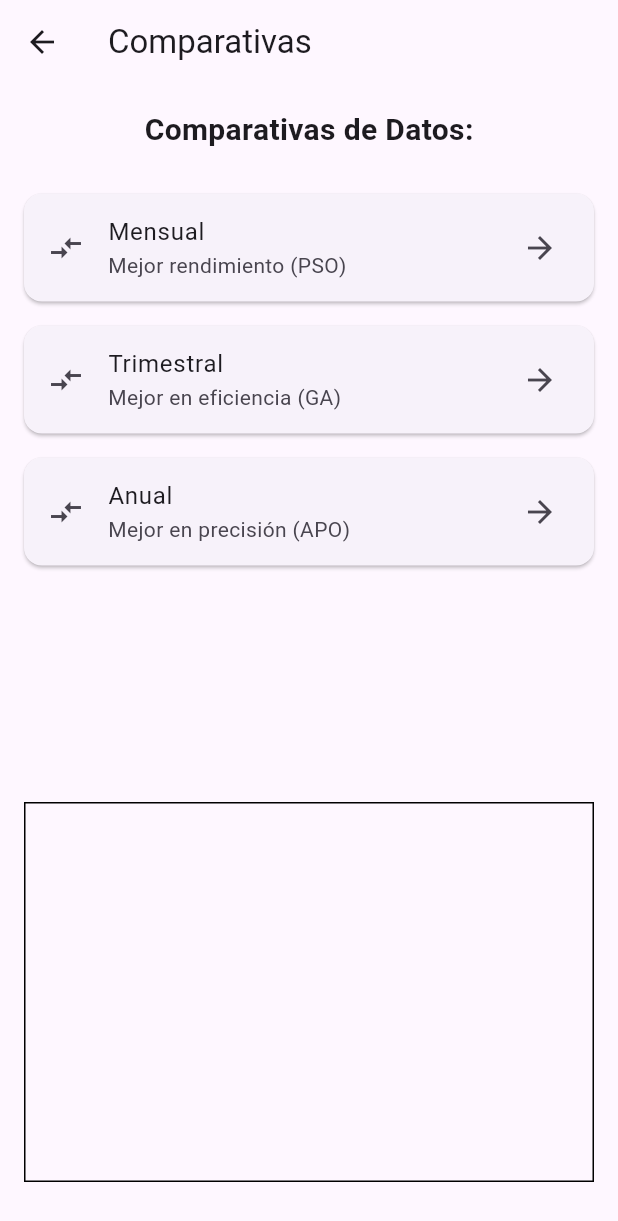
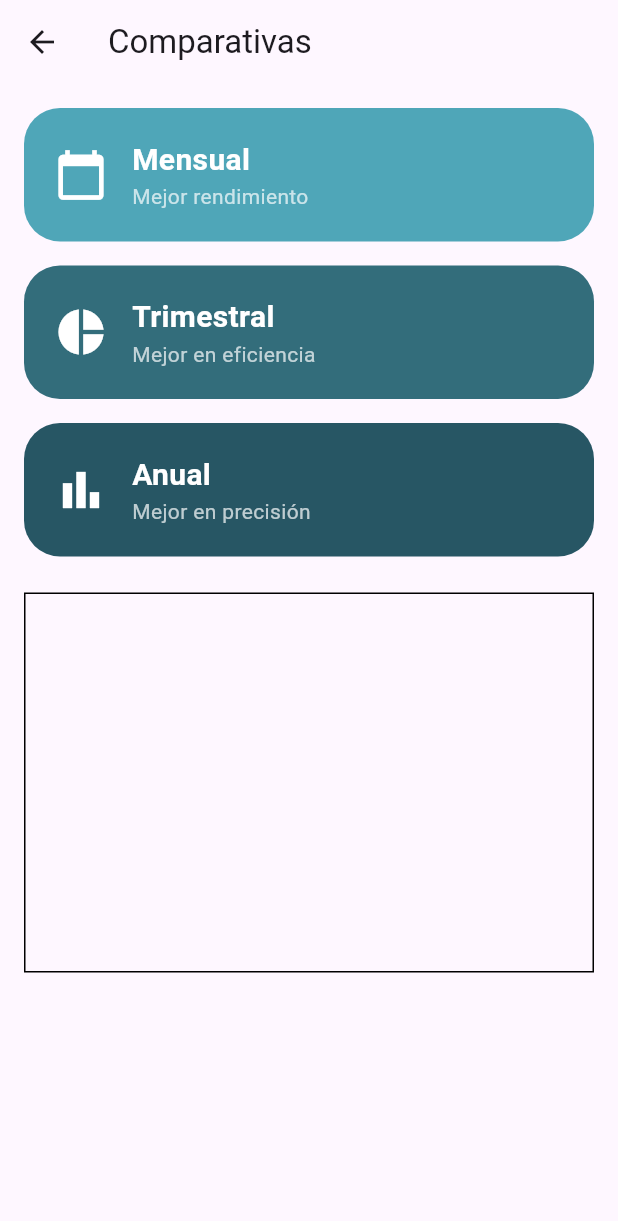
Before and after one commit to Javier-Rivera2311/Eventos_cari_tipe3, a Flutter app: the IngresosYGastosScreen screen opened directly, after a tap on "Comparativas", on a phone screen of 412 x 824 dp. Shown: the top 1221 px of the screen. Run offline on Flutter 3.47's test engine with Material 3 defaults, Android fonts, the phone set to English and light mode, and no system bars; drawn by our look-alikes of fl_chart; our stand-ins replace google_nav_bar.

Commit message:
Cambios visuales en Ingresos y gastos

```diff
--- a/lib/screens/IngresosYgastos.dart
+++ b/lib/screens/IngresosYgastos.dart
@@ -29,55 +29,92 @@ class _IngresosYGastosScreenState extends State<IngresosYGastosScreen> {
       appBar: AppBar(
         title: const Text('Ingresos y Gastos'),
       ),
-      body: Center(
-        child: Column(
-          mainAxisSize: MainAxisSize.min,
-          crossAxisAlignment: CrossAxisAlignment.center,
-          children: [
-            ElevatedButton(
-              onPressed: () {
-                Navigator.push(
+      body: VistaBotonesBonitos(
+        onComparativas: () => Navigator.push(
           context,
           MaterialPageRoute(
-                    builder: (context) =>
-                        ComparativasScreen(movimientos: movimientos),
+            builder: (_) => ComparativasScreen(movimientos: movimientos),
           ),
-                );
-              },
-              child: const Text('Comparativas'),
         ),
-            const SizedBox(height: 16),
-            ElevatedButton(
-              onPressed: () {
-                Navigator.push(
+        onFormulario: () => Navigator.push(
           context,
           MaterialPageRoute(
-                    builder: (context) => FormularioDeRegistrosScreen(
+            builder: (_) => FormularioDeRegistrosScreen(
               agregarMovimiento: _agregarMovimiento,
               eliminarMovimiento: _eliminarMovimiento,
               movimientos: movimientos,
             ),
           ),
-                );
-              },
-              child: const Text('Formulario de Registros'),
         ),
-            const SizedBox(height: 16),
-            ElevatedButton(
-              onPressed: () {
-                Navigator.push(
+        onReporte: () => Navigator.push(
           context,
           MaterialPageRoute(
-                    builder: (context) =>
-                        ReporteFinancieroScreen(movimientos: movimientos),
+            builder: (_) => ReporteFinancieroScreen(movimientos: movimientos),
+          ),
+        ),
       ),
     );
-              },
-              child: const Text('Reporte Financiero'),
+  }
+}
+
+class VistaBotonesBonitos extends StatelessWidget {
+  final VoidCallback onComparativas;
+  final VoidCallback onFormulario;
+  final VoidCallback onReporte;
+
+  const VistaBotonesBonitos({
+    super.key,
+    required this.onComparativas,
+    required this.onFormulario,
+    required this.onReporte,
+  });
+
+  Widget _buildBoton(Color color, IconData icon, String titulo,
+      String subtitulo, VoidCallback onPressed) {
+    return GestureDetector(
+      onTap: onPressed,
+      child: Container(
+        margin: const EdgeInsets.symmetric(vertical: 10, horizontal: 20),
+        padding: const EdgeInsets.all(20),
+        decoration: BoxDecoration(
+          color: color,
+          borderRadius: BorderRadius.circular(24),
+        ),
+        child: Row(
+          children: [
+            Icon(icon, color: Colors.white, size: 40),
+            const SizedBox(width: 20),
+            Column(
+              crossAxisAlignment: CrossAxisAlignment.start,
+              children: [
+                Text(titulo,
+                    style: const TextStyle(
+                        color: Colors.white,
+                        fontSize: 18,
+                        fontWeight: FontWeight.bold)),
+                Text(subtitulo,
+                    style:
+                        const TextStyle(color: Colors.white70, fontSize: 12)),
+              ],
             ),
           ],
         ),
       ),
+    );
+  }
+
+  @override
+  Widget build(BuildContext context) {
+    return ListView(
+      padding: const EdgeInsets.symmetric(vertical: 40),
+      children: [
+        _buildBoton(Colors.teal.shade600, Icons.bar_chart, 'Comparativas',
+            'Lineas', onComparativas),
+        _buildBoton(Colors.teal.shade800, Icons.receipt_long,
+            'Formulario de Registro', '', onFormulario),
+        _buildBoton(Colors.teal.shade900, Icons.insert_chart,
+            'Reporte Financiero', '', onReporte),
+      ],
     );
   }
 }
@@ -158,21 +195,32 @@ class _FormularioDeRegistrosScreenState
     return Scaffold(
       appBar: AppBar(
         title: const Text('Formulario de Registros'),
+        backgroundColor: Colors.teal,
       ),
-      body: Padding(
+      body: SingleChildScrollView(
+        child: Padding(
           padding: const EdgeInsets.all(16.0),
           child: Column(
             children: [
-            Form(
+              Card(
+                elevation: 6,
+                shape: RoundedRectangleBorder(
+                  borderRadius: BorderRadius.circular(16),
+                ),
+                child: Padding(
+                  padding: const EdgeInsets.all(16.0),
+                  child: Form(
                     key: _formKey,
                     child: Column(
-                crossAxisAlignment: CrossAxisAlignment.start,
                       children: [
                         TextFormField(
                           controller: _descripcionController,
-                    decoration: const InputDecoration(
+                          decoration: InputDecoration(
                             labelText: 'Descripción',
                             hintText: 'Ejemplo: Compra de combustible',
+                            border: OutlineInputBorder(
+                              borderRadius: BorderRadius.circular(12),
+                            ),
                           ),
                           validator: (value) {
                             if (value == null || value.isEmpty) {
@@ -184,9 +232,12 @@ class _FormularioDeRegistrosScreenState
                         const SizedBox(height: 16),
                         TextFormField(
                           controller: _montoController,
-                    decoration: const InputDecoration(
+                          decoration: InputDecoration(
                             labelText: 'Monto (CLP)',
                             hintText: 'Ejemplo: 1000 (ingreso) o -500 (gasto)',
+                            border: OutlineInputBorder(
+                              borderRadius: BorderRadius.circular(12),
+                            ),
                           ),
                           keyboardType: TextInputType.number,
                           validator: (value) {
@@ -202,7 +253,12 @@ class _FormularioDeRegistrosScreenState
                         const SizedBox(height: 16),
                         DropdownButtonFormField<String>(
                           value: _categoria,
-                    decoration: const InputDecoration(labelText: 'Categoría'),
+                          decoration: InputDecoration(
+                            labelText: 'Categoría',
+                            border: OutlineInputBorder(
+                              borderRadius: BorderRadius.circular(12),
+                            ),
+                          ),
                           items: _categorias.map((categoria) {
                             return DropdownMenuItem<String>(
                               value: categoria,
@@ -222,11 +278,26 @@ class _FormularioDeRegistrosScreenState
                           },
                         ),
                         const SizedBox(height: 20),
-                  ElevatedButton(
+                        SizedBox(
+                          width: double.infinity,
+                          child: ElevatedButton(
+                            style: ElevatedButton.styleFrom(
+                              backgroundColor: Colors.teal,
+                              shape: RoundedRectangleBorder(
+                                borderRadius: BorderRadius.circular(12),
+                              ),
+                              padding: const EdgeInsets.symmetric(vertical: 14),
+                            ),
                             onPressed: _guardarRegistro,
-                    child: const Text('Guardar Registro'),
+                            child: const Text(
+                              'Guardar Registro',
+                              style: TextStyle(fontSize: 16),
+                            ),
+                          ),
                         ),
                       ],
+                    ),
+                  ),
                 ),
               ),
               const SizedBox(height: 20),
@@ -235,28 +306,29 @@ class _FormularioDeRegistrosScreenState
                 style: TextStyle(fontSize: 18, fontWeight: FontWeight.bold),
               ),
               const SizedBox(height: 10),
-            Expanded(
-              child: transacciones.isEmpty
-                  ? const Center(child: Text('No hay movimientos aún.'))
-                  : ListView.builder(
+              ListView.builder(
+                shrinkWrap: true,
+                physics: const NeverScrollableScrollPhysics(),
                 itemCount: transacciones.length,
                 itemBuilder: (context, index) {
                   final mov = transacciones[index];
                   final DateTime fecha = mov['fecha'];
-                        final String tipo =
-                            mov['monto'] >= 0 ? 'Ingreso' : 'Gasto';
+                  final String tipo = mov['monto'] >= 0 ? 'Ingreso' : 'Gasto';
 
                   return Card(
+                    elevation: 4,
+                    shape: RoundedRectangleBorder(
+                      borderRadius: BorderRadius.circular(12),
+                    ),
                     child: ListTile(
                       title: Text(mov['descripcion']),
                       subtitle: Text(
-                                '$tipo - ${mov['categoria']} - ${fecha.day}/${fecha.month}/${fecha.year}'),
+                        '$tipo - ${mov['categoria']} - ${fecha.day}/${fecha.month}/${fecha.year}',
+                      ),
                       trailing: Text(
                         '\$${mov['monto'].toStringAsFixed(2)}',
                         style: TextStyle(
-                                color: mov['monto'] >= 0
-                                    ? Colors.green
-                                    : Colors.red,
+                          color: mov['monto'] >= 0 ? Colors.green : Colors.red,
                           fontWeight: FontWeight.bold,
                         ),
                       ),
@@ -269,8 +341,7 @@ class _FormularioDeRegistrosScreenState
                                 '¿Estás seguro de eliminar este movimiento?'),
                             actions: [
                               TextButton(
-                                      onPressed: () =>
-                                          Navigator.pop(ctx, false),
+                                onPressed: () => Navigator.pop(ctx, false),
                                 child: const Text('Cancelar'),
                               ),
                               TextButton(
@@ -283,6 +354,7 @@ class _FormularioDeRegistrosScreenState
 
                         if (confirm == true) {
                           widget.eliminarMovimiento(mov);
+                          setState(() {});
                           ScaffoldMessenger.of(context).showSnackBar(
                             const SnackBar(
                                 content: Text('Movimiento eliminado')),
@@ -293,8 +365,8 @@ class _FormularioDeRegistrosScreenState
                   );
                 },
               ),
+            ],
           ),
-          ],
         ),
       ),
     );
@@ -336,14 +408,12 @@ class _ComparativasScreenState extends State<ComparativasScreen> {
       double monto = movimiento['monto'];
       DateTime fecha = movimiento['fecha'];
       if (monto > 0) {
-        // Ingreso
         if (fecha.month <= 3) {
           ingresosMensuales += monto;
           ingresosTrimestrales += monto;
           ingresosAnuales += monto;
         }
       } else {
-        // Gasto
         if (fecha.month <= 3) {
           gastosMensuales += monto;
           gastosTrimestrales += monto;
@@ -353,49 +423,54 @@ class _ComparativasScreenState extends State<ComparativasScreen> {
     }
 
     setState(() {
-      monthlyData = [
-        FlSpot(0, ingresosMensuales),
-        FlSpot(1, gastosMensuales),
-      ];
+      monthlyData = [FlSpot(0, ingresosMensuales), FlSpot(1, gastosMensuales)];
       quarterlyData = [
         FlSpot(0, ingresosTrimestrales),
-        FlSpot(1, gastosTrimestrales),
+        FlSpot(1, gastosTrimestrales)
       ];
-      annualData = [
-        FlSpot(0, ingresosAnuales),
-        FlSpot(1, gastosAnuales),
-      ];
+      annualData = [FlSpot(0, ingresosAnuales), FlSpot(1, gastosAnuales)];
     });
   }
 
   @override
   Widget build(BuildContext context) {
+    final cardStyle = BoxDecoration(
+      color: const Color(0xFF356E73),
+      borderRadius: BorderRadius.circular(24),
+    );
+
     return Scaffold(
       appBar: AppBar(
         title: const Text('Comparativas'),
       ),
-      body: Padding(
+      body: SingleChildScrollView(
         padding: const EdgeInsets.all(16.0),
         child: Column(
           children: [
-            const Text(
-              'Comparativas de Datos:',
-              style: TextStyle(fontSize: 20, fontWeight: FontWeight.bold),
+            _buildStyledCard(
+              title: 'Mensual',
+              description: 'Mejor rendimiento',
+              icon: Icons.calendar_today,
+              data: monthlyData,
+              color: const Color(0xFF4FA6B8),
             ),
-            const SizedBox(height: 20),
-            Expanded(
-              child: ListView(
-                children: [
-                  _buildComparisonTile(
-                      'Mensual', 'Mejor rendimiento', 'PSO', monthlyData),
-                  _buildComparisonTile(
-                      'Trimestral', 'Mejor en eficiencia', 'GA', quarterlyData),
-                  _buildComparisonTile(
-                      'Anual', 'Mejor en precisión', 'APO', annualData),
-                ],
+            const SizedBox(height: 16),
+            _buildStyledCard(
+              title: 'Trimestral',
+              description: 'Mejor en eficiencia',
+              icon: Icons.pie_chart,
+              data: quarterlyData,
+              color: const Color(0xFF336D7B),
             ),
+            const SizedBox(height: 16),
+            _buildStyledCard(
+              title: 'Anual',
+              description: 'Mejor en precisión',
+              icon: Icons.bar_chart,
+              data: annualData,
+              color: const Color(0xFF275664),
             ),
-            const SizedBox(height: 20),
+            const SizedBox(height: 24),
             AspectRatio(
               aspectRatio: 1.5,
               child: LineChart(
@@ -407,34 +482,60 @@ class _ComparativasScreenState extends State<ComparativasScreen> {
                     LineChartBarData(
                       spots: currentData,
                       isCurved: true,
-                      color: Colors.blue,
+                      color: Colors.blueAccent,
                       barWidth: 4,
                     ),
                   ],
                 ),
               ),
             ),
-            const SizedBox(height: 20),
           ],
         ),
       ),
     );
   }
 
-  Widget _buildComparisonTile(
-      String title, String description, String algorithm, List<FlSpot> data) {
-    return Card(
-      margin: const EdgeInsets.symmetric(vertical: 8.0),
-      child: ListTile(
-        title: Text(title),
-        subtitle: Text('$description ($algorithm)'),
-        leading: const Icon(Icons.compare_arrows),
-        trailing: const Icon(Icons.arrow_forward),
+  Widget _buildStyledCard({
+    required String title,
+    required String description,
+    required IconData icon,
+    required List<FlSpot> data,
+    required Color color,
+  }) {
+    return InkWell(
       onTap: () {
         setState(() {
           currentData = data;
         });
       },
+      child: Container(
+        padding: const EdgeInsets.all(20),
+        decoration: BoxDecoration(
+          color: color,
+          borderRadius: BorderRadius.circular(24),
+        ),
+        child: Row(
+          children: [
+            Icon(icon, size: 36, color: Colors.white),
+            const SizedBox(width: 16),
+            Column(
+              crossAxisAlignment: CrossAxisAlignment.start,
+              children: [
+                Text(title,
+                    style: const TextStyle(
+                      color: Colors.white,
+                      fontSize: 20,
+                      fontWeight: FontWeight.bold,
+                    )),
+                Text(description,
+                    style: const TextStyle(
+                      color: Colors.white70,
+                      fontSize: 14,
+                    )),
+              ],
+            ),
+          ],
+        ),
       ),
     );
   }
@@ -471,8 +572,11 @@ class ReporteFinancieroScreen extends StatelessWidget {
     ];
 
     return Scaffold(
+      backgroundColor: const Color(0xFFF9F9F9),
       appBar: AppBar(
         title: const Text('Reporte Financiero'),
+        backgroundColor: Colors.deepPurple,
+        foregroundColor: Colors.white,
       ),
       body: Padding(
         padding: const EdgeInsets.all(16.0),
@@ -481,33 +585,63 @@ class ReporteFinancieroScreen extends StatelessWidget {
           children: [
             const Text(
               'Resumen Financiero:',
-              style: TextStyle(fontSize: 20, fontWeight: FontWeight.bold),
+              style: TextStyle(
+                  fontSize: 22,
+                  fontWeight: FontWeight.bold,
+                  color: Colors.deepPurple),
             ),
-            const SizedBox(height: 20),
-            _buildFinancialSummary(ingresos, gastos, saldo),
-            const SizedBox(height: 20),
+            const SizedBox(height: 16),
+            Container(
+              padding: const EdgeInsets.all(12),
+              decoration: BoxDecoration(
+                color: Colors.white,
+                borderRadius: BorderRadius.circular(16),
+                boxShadow: [
+                  BoxShadow(
+                      color: Colors.black12,
+                      blurRadius: 8,
+                      offset: Offset(0, 4))
+                ],
+              ),
+              child: _buildFinancialSummary(ingresos, gastos, saldo),
+            ),
+            const SizedBox(height: 24),
             const Text(
               'Distribución de Ingresos y Gastos:',
-              style: TextStyle(fontSize: 18, fontWeight: FontWeight.bold),
+              style: TextStyle(
+                  fontSize: 20,
+                  fontWeight: FontWeight.w600,
+                  color: Colors.deepPurple),
             ),
-            const SizedBox(height: 10),
+            const SizedBox(height: 12),
             AspectRatio(
               aspectRatio: 1.5,
+              child: Card(
+                elevation: 3,
+                shape: RoundedRectangleBorder(
+                    borderRadius: BorderRadius.circular(12)),
+                child: Padding(
+                  padding: const EdgeInsets.all(8.0),
                   child: BarChart(
                     BarChartData(
-                  borderData: FlBorderData(show: true),
+                      borderData: FlBorderData(show: false),
                       titlesData: FlTitlesData(show: false),
                       gridData: FlGridData(show: true),
                       barGroups: barChartData,
                     ),
                   ),
                 ),
-            const SizedBox(height: 20),
+              ),
+            ),
+            const SizedBox(height: 24),
             const Text(
               'Transacciones recientes:',
-              style: TextStyle(fontSize: 18, fontWeight: FontWeight.bold),
+              style: TextStyle(
+                  fontSize: 20,
+                  fontWeight: FontWeight.w600,
+                  color: Colors.deepPurple),
             ),
-            const SizedBox(height: 10),
+            const SizedBox(height: 12),
             Expanded(
               child: ListView.builder(
                 itemCount: movimientos.length,
@@ -515,7 +649,8 @@ class ReporteFinancieroScreen extends StatelessWidget {
                   return _buildTransactionTile(
                     movimientos[index]['descripcion'],
                     movimientos[index]['monto'],
-                      movimientos[index]['categoria']);
+                    movimientos[index]['categoria'],
+                  );
                 },
               ),
             ),
@@ -529,26 +664,28 @@ class ReporteFinancieroScreen extends StatelessWidget {
     return Column(
       crossAxisAlignment: CrossAxisAlignment.start,
       children: [
-        _buildSummaryRow('Ingresos:', ingresos),
-        _buildSummaryRow('Gastos:', gastos),
-        _buildSummaryRow('Saldo:', saldo),
+        _buildSummaryRow('Ingresos:', ingresos, Colors.green),
+        _buildSummaryRow('Gastos:', gastos, Colors.red),
+        _buildSummaryRow('Saldo:', saldo, Colors.deepPurple),
       ],
     );
   }
 
-  Widget _buildSummaryRow(String label, double amount) {
+  Widget _buildSummaryRow(String label, double amount, Color color) {
     return Padding(
-      padding: const EdgeInsets.symmetric(vertical: 4.0),
+      padding: const EdgeInsets.symmetric(vertical: 6.0),
       child: Row(
         mainAxisAlignment: MainAxisAlignment.spaceBetween,
         children: [
           Text(
             label,
-            style: const TextStyle(fontSize: 16),
+            style: TextStyle(
+                fontSize: 16, fontWeight: FontWeight.w500, color: color),
           ),
           Text(
             '\$${amount.toStringAsFixed(2)}',
-            style: const TextStyle(fontSize: 16, fontWeight: FontWeight.bold),
+            style: TextStyle(
+                fontSize: 16, fontWeight: FontWeight.bold, color: color),
           ),
         ],
       ),
@@ -557,9 +694,16 @@ class ReporteFinancieroScreen extends StatelessWidget {
 
   Widget _buildTransactionTile(String description, double amount, String type) {
     return Card(
-      margin: const EdgeInsets.symmetric(vertical: 8.0),
+      elevation: 2,
+      margin: const EdgeInsets.symmetric(vertical: 6.0),
+      shape: RoundedRectangleBorder(borderRadius: BorderRadius.circular(12)),
       child: ListTile(
-        title: Text(description),
+        leading: Icon(
+          amount >= 0 ? Icons.arrow_downward : Icons.arrow_upward,
+          color: amount >= 0 ? Colors.green : Colors.red,
+        ),
+        title: Text(description,
+            style: const TextStyle(fontWeight: FontWeight.w600)),
         subtitle: Text(type),
         trailing: Text(
           '\$${amount.toStringAsFixed(2)}',
```
Lines whose indentation alone changed are shown as unchanged.
